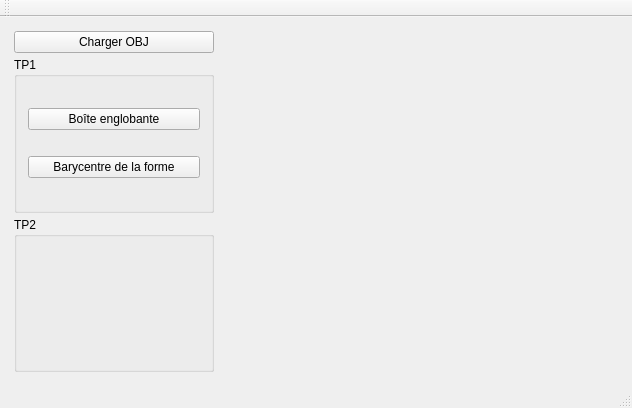
The window that mainwindow.ui (Anthiel/Projet-Prog.-graphique-et-app.-industrielle) describes before a commit, drawn with Qt 5.
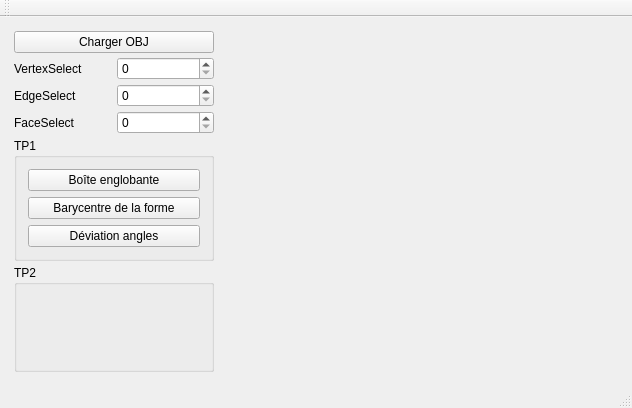
The same window after the commit. Custom widgets are drawn as their Qt base class.

Commit message: Normales et Déviations

What changed in the file:
```diff
--- a/mainwindow.ui
+++ b/mainwindow.ui
@@ -58,6 +58,48 @@
          </property>
         </widget>
        </item>
+       <item>
+        <layout class="QHBoxLayout" name="horizontalLayout_2">
+         <item>
+          <widget class="QLabel" name="label">
+           <property name="text">
+            <string>VertexSelect</string>
+           </property>
+          </widget>
+         </item>
+         <item>
+          <widget class="QSpinBox" name="vertexSelect"/>
+         </item>
+        </layout>
+       </item>
+       <item>
+        <layout class="QHBoxLayout" name="horizontalLayout_3">
+         <item>
+          <widget class="QLabel" name="label_2">
+           <property name="text">
+            <string>EdgeSelect</string>
+           </property>
+          </widget>
+         </item>
+         <item>
+          <widget class="QSpinBox" name="edgeSelect"/>
+         </item>
+        </layout>
+       </item>
+       <item>
+        <layout class="QHBoxLayout" name="horizontalLayout_4">
+         <item>
+          <widget class="QLabel" name="label_3">
+           <property name="text">
+            <string>FaceSelect</string>
+           </property>
+          </widget>
+         </item>
+         <item>
+          <widget class="QSpinBox" name="faceSelect"/>
+         </item>
+        </layout>
+       </item>
        <item>
         <widget class="QGroupBox" name="groupBox">
          <property name="title">
@@ -78,6 +120,13 @@
             </property>
            </widget>
           </item>
+          <item>
+           <widget class="QPushButton" name="pushButton_dev">
+            <property name="text">
+             <string>Déviation angles</string>
+            </property>
+           </widget>
+          </item>
          </layout>
         </widget>
        </item>
```
Left out of the diff: 2 changed lines with no effect on the pictures. The commit also changes 2 other files.
